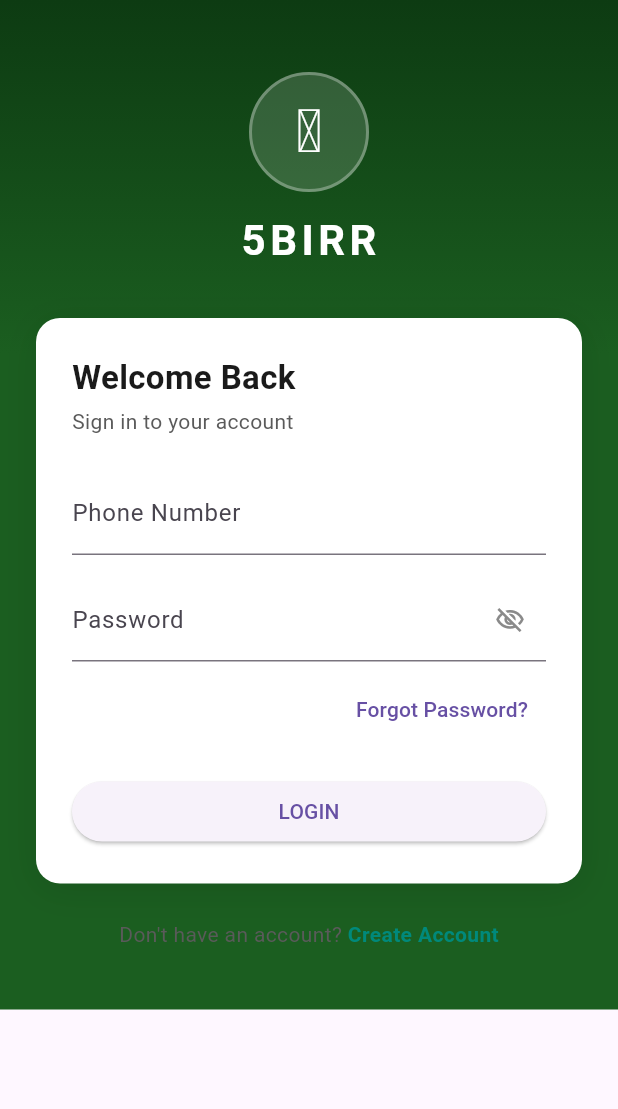
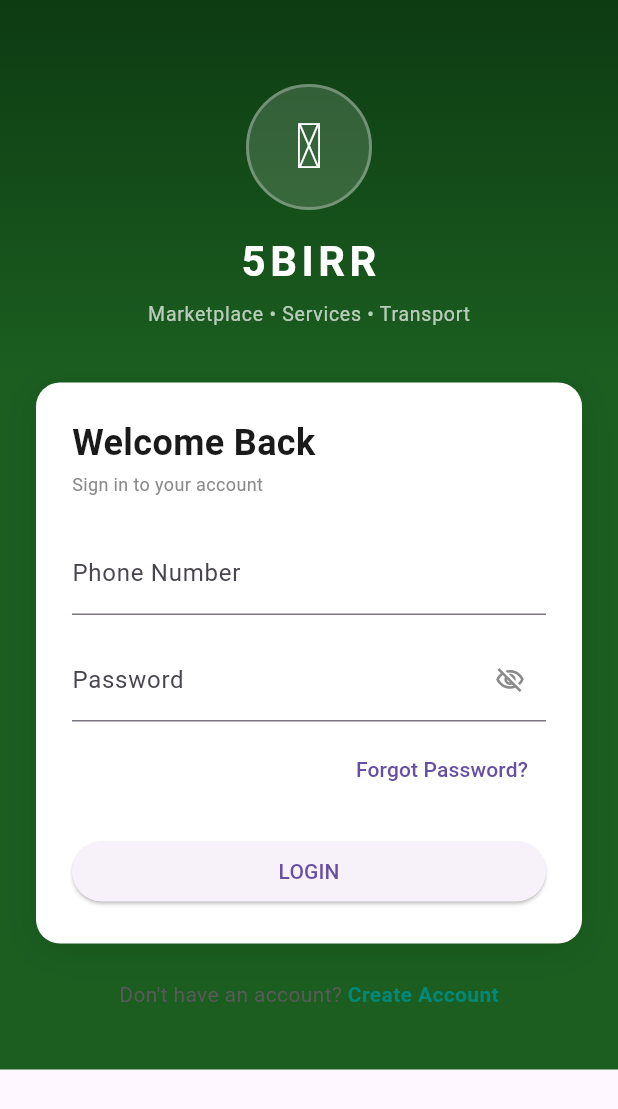
Before and after one commit to mukti998/5birr, a Flutter app: the LoginScreen screen opened directly, on a phone screen of 412 x 824 dp. Shown: the top 1109 px of the screen. Run offline on Flutter 3.47's test engine with Material 3 defaults, Android fonts, the phone set to English and light mode, and no system bars; our stand-ins replace cached_network_image, flutter_map, flutter_riverpod, geocoding, geolocator, go_router and 3 more; missing offline and left inert: postgrest, storage_client; accounts and stored records are empty.

Commit message:
polish: improve visual design of core auth screens
Apply visual/UX polish to login, signup, role selection, and dashboard
screens for a more professional, cohesive look:

- login_screen: refined logo size, added brand subtitle in gradient
  header, use AppTheme text style constants for consistent typography
- signup_screen: replaced plain AppBar with gradient header matching
  login/splash style, added section headers with icons for document and
  personal info sections, added sign-in link, fixed duplicate phone
  field, improved loading overlay with shadow
- role_selection_screen: removed AppBar, full-screen gradient matching
  login/splash, refined logo presentation with border, added decorative
  divider before sign-in link
- app_theme: added reusable headingLarge, sectionHeader, bodyLarge,
  and caption text style constants (additive only, no renames)
- user_dashboard: no changes needed (already clean navigation shell)
- Bumps version to 1.0.0+7

🤖 Generated with Codebuff
Co-Authored-By: Codebuff <noreply@codebuff.com>

```diff
--- a/lib/core/theme/app_theme.dart
+++ b/lib/core/theme/app_theme.dart
@@ -33,6 +33,35 @@ class AppTheme {
   static const Color surfaceVariant = Color(0xFFF8F6F2);
   static const Color background = cream;
   static const Color cardBorder = Color(0xFFE0D8C8);
+
+  // ── Reusable Text Styles ──────────────────────────────────────
+  static const TextStyle headingLarge = TextStyle(
+    fontSize: 24,
+    fontWeight: FontWeight.w700,
+    color: textPrimary,
+    height: 1.3,
+  );
+
+  static const TextStyle sectionHeader = TextStyle(
+    fontSize: 16,
+    fontWeight: FontWeight.w700,
+    color: textPrimary,
+    letterSpacing: 0.2,
+  );
+
+  static const TextStyle bodyLarge = TextStyle(
+    fontSize: 15,
+    fontWeight: FontWeight.w400,
+    color: textPrimary,
+    height: 1.5,
+  );
+
+  static const TextStyle caption = TextStyle(
+    fontSize: 12,
+    fontWeight: FontWeight.w400,
+    color: textMuted,
+    height: 1.4,
+  );
 
   // ── Light Theme ───────────────────────────────────────────────
   static ThemeData get lightTheme {
--- a/lib/features/auth/login_screen.dart
+++ b/lib/features/auth/login_screen.dart
@@ -84,13 +84,13 @@ class _LoginScreenState extends ConsumerState<LoginScreen> {
             padding: const EdgeInsets.symmetric(horizontal: 24),
             child: Column(
               children: [
-                const SizedBox(height: 48),
+                const SizedBox(height: 56),
                 // Logo
                 AdminGate(
                   onUnlocked: () => context.go('/admin-login'),
                   child: Container(
-                    width: 80,
-                    height: 80,
+                    width: 84,
+                    height: 84,
                     decoration: BoxDecoration(
                       color: Colors.white.withOpacity(0.15),
                       shape: BoxShape.circle,
@@ -100,20 +100,26 @@ class _LoginScreenState extends ConsumerState<LoginScreen> {
                     child: const Center(
                       child: Text('₅',
                           style: TextStyle(
-                              fontSize: 40,
+                              fontSize: 42,
                               fontWeight: FontWeight.w700,
                               color: Colors.white)),
                     ),
                   ),
                 ),
-                const SizedBox(height: 12),
+                const SizedBox(height: 14),
                 const Text('5BIRR',
                     style: TextStyle(
                         fontSize: 28,
                         fontWeight: FontWeight.w700,
                         color: Colors.white,
                         letterSpacing: 3)),
-                const SizedBox(height: 32),
+                const SizedBox(height: 6),
+                Text('Marketplace • Services • Transport',
+                    style: TextStyle(
+                        fontSize: 13,
+                        color: Colors.white.withOpacity(0.7),
+                        letterSpacing: 0.5)),
+                const SizedBox(height: 36),
                 // Login card
                 Container(
                   width: double.infinity,
@@ -135,14 +141,10 @@ class _LoginScreenState extends ConsumerState<LoginScreen> {
                       crossAxisAlignment: CrossAxisAlignment.start,
                       children: [
                         const Text('Welcome Back',
-                            style: TextStyle(
-                                fontSize: 22,
-                                fontWeight: FontWeight.w700,
-                                color: AppTheme.textPrimary)),
+                            style: AppTheme.headingLarge),
                         const SizedBox(height: 4),
                         const Text('Sign in to your account',
-                            style: TextStyle(
-                                fontSize: 14, color: AppTheme.textSecondary)),
+                            style: AppTheme.caption),
                         const SizedBox(height: 24),
                         BirrTextField(
                           label: 'Phone Number',
--- a/pubspec.yaml
+++ b/pubspec.yaml
@@ -1,7 +1,7 @@
 name: birr5
 description: 5BIRR — location-based multi-sector marketplace and service platform.
 publish_to: 'none'
-version: 1.0.0+6
+version: 1.0.0+7
 
 environment:
   sdk: '>=3.3.0 <4.0.0'
```
Also changed, not shown: lib/features/auth/role_selection_screen.dart (+51 -17 lines), lib/features/auth/signup_screen.dart (+126 -72 lines).
